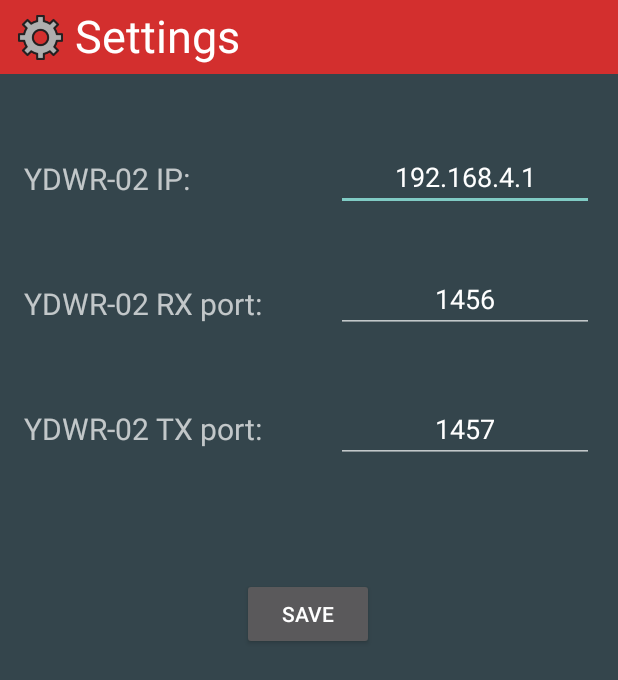
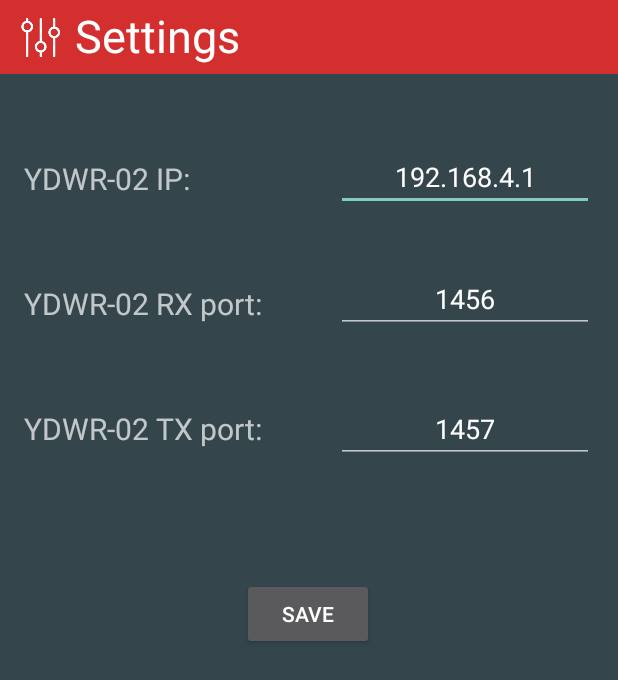
Before and after one commit to xedgecoder/stxmobile, an Android app: the SettingActivity screen opened directly, with no data from a screen before it, on a phone screen of 412 x 824 dp. Shown: the top 680 px of the screen. Run offline under Robolectric (Android 15) with nearby library versions, the phone set to English and light mode, and no system bars.

Commit message:
Updated credits in README and changed setting icon

```diff
--- a/app/src/main/res/layout/activity_setting.xml
+++ b/app/src/main/res/layout/activity_setting.xml
@@ -98,7 +98,7 @@
         android:layout_marginTop="10dp"
         app:layout_constraintStart_toStartOf="parent"
         app:layout_constraintTop_toTopOf="parent"
-        app:srcCompat="@drawable/gear" />
+        app:srcCompat="@drawable/tune" />
 
     <Button
         android:id="@+id/button"
```
Also changed, not shown: app/src/main/res/drawable/tune.png (added), app/src/main/res/drawable/tune24.png (added), 1 other file.
